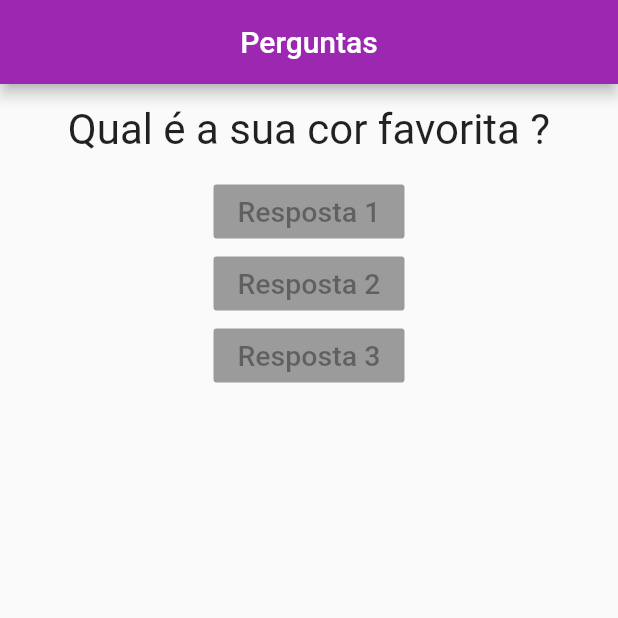
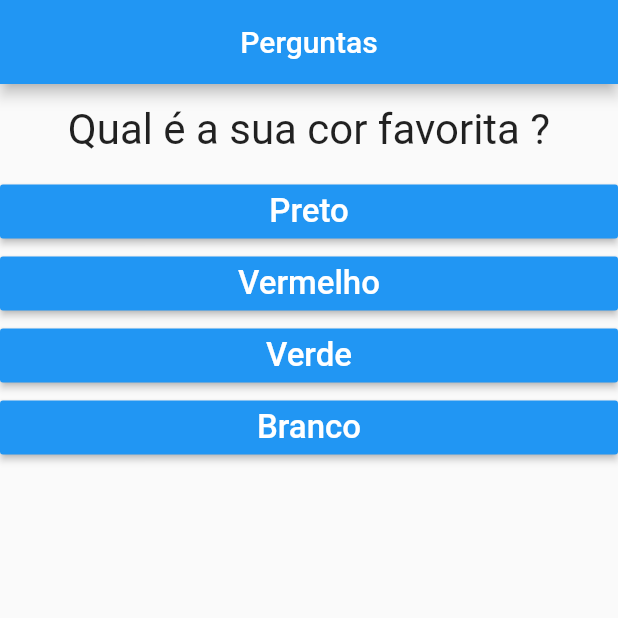
Before and after one commit to andows159/learningflutter, a Flutter app: the screen it shows after launch, on a phone screen of 412 x 824 dp, the top half of it. Run offline on Flutter 3.47's test engine with Material 2 defaults, Android fonts, the phone set to English and light mode, and no system bars.

Commit message:
Commit com codigo hiperativo nas respostas sem usar o map

```diff
--- a/questions_and_answers/lib/main.dart
+++ b/questions_and_answers/lib/main.dart
@@ -1,6 +1,6 @@
 import 'package:flutter/material.dart';
 import 'questao.dart';
-import 'respostas.dart';
+import 'resposta.dart';
 
 main() => runApp(PerguntaApp());
 
@@ -9,23 +9,37 @@ class _PerguntaAppState extends State<PerguntaApp> {
   var _perguntaSelecionada = 0;
   var appBar = 'Normal';
   //esse metodo, toda vez que for mudada, a build
-  //vai refazer toda a interface grafica
+  //vai refazer toda a interface grafica (na verdade não toda, mas vai buscar em toda, e mudar oque for necessario)
+  //o flutter é cirurgico nessa parte
   void _responder() {
     setState(() {
       _perguntaSelecionada = _perguntaSelecionada + 1;
-      appBar = 'Selecionada';
     });
-
-    print(_perguntaSelecionada);
   }
 
   @override
   Widget build(BuildContext context) {
-    final perguntas = [
-      'Qual é a sua cor favorita ?',
-      'Qual é o seu animal favorito ?'
+    final List<Map<String, Object>> perguntas = [
+      {
+        'texto': 'Qual é a sua cor favorita ?',
+        'respostas': ['Preto', 'Vermelho', 'Verde', 'Branco']
+      },
+      {
+        'texto': 'Qual seu animal favorito ?',
+        'respostas': ['Coelho', 'Cobra', 'Elefante', 'Leão']
+      },
+      {
+        'texto': 'Qual é o seu instruturo favorito ?',
+        'respostas': ['Maria', 'João', 'Leo', 'Pedro'],
+      }
     ];
+    List<String> respostas = perguntas[_perguntaSelecionada]['respostas'];
+    List<Widget> widgets = [];
+    for (var TextoResp in respostas) {
+      widgets.add(Resposta(TextoResp, _responder));
+    }
     return MaterialApp(
+        debugShowCheckedModeBanner: false,
         home: Scaffold(
             appBar: AppBar(
               title: Container(
@@ -35,22 +49,17 @@ class _PerguntaAppState extends State<PerguntaApp> {
                   textAlign: TextAlign.center,
                 ),
               ),
-              backgroundColor: Colors.purple,
+              backgroundColor: Colors.blue,
             ),
             body: Column(children: <Widget>[
-              Questao(perguntas[_perguntaSelecionada]),
-              RaisedButton(
-                child: Respostas('Resposta 1'),
-                onPressed: null,
-              ),
-              RaisedButton(
-                child: Respostas('Resposta 2'),
-                onPressed: null,
-              ),
-              RaisedButton(
-                child: Respostas('Resposta 3'),
-                onPressed: null,
-              )
+              Questao(perguntas[_perguntaSelecionada]['texto']),
+              ...widgets,
+              /*widgets[0],
+              widgets[1],
+              widgets[2],
+              widgets[3]
+
+              observe os três pontos ali em cima que substituem esse método*/
             ])));
   }
 }
--- /dev/null
+++ b/questions_and_answers/lib/resposta.dart
@@ -0,0 +1,22 @@
+import 'package:flutter/material.dart';
+
+class Resposta extends StatelessWidget {
+  final String texto;
+  final void Function() quandoSelecionado;
+  Resposta(this.texto, this.quandoSelecionado);
+
+  @override
+  Widget build(BuildContext context) {
+    return Container(
+      width: double.infinity,
+      child: RaisedButton(
+          textColor: Colors.white,
+          color: Colors.blue,
+          child: Text(
+            texto,
+            style: TextStyle(fontSize: 22),
+          ),
+          onPressed: quandoSelecionado),
+    );
+  }
+}
--- a/questions_and_answers/lib/respostas.dart
+++ /dev/null
@@ -1,13 +0,0 @@
-import 'package:flutter/material.dart';
-
-class Respostas extends StatelessWidget {
-  final String texto;
-  Respostas(this.texto);
-  @override
-  Widget build(BuildContext context) {
-    return Text(
-      texto,
-      style: TextStyle(fontSize: 19),
-    );
-  }
-}
```
